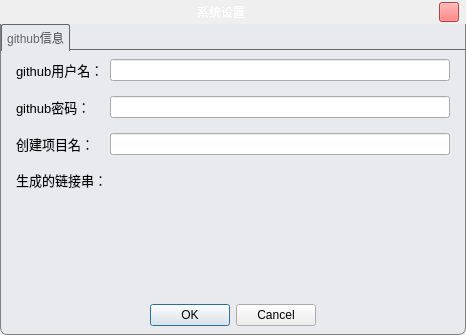
Qt form gui/settingDialog.ui (WatsonJay/tomato_farm) before a commit.
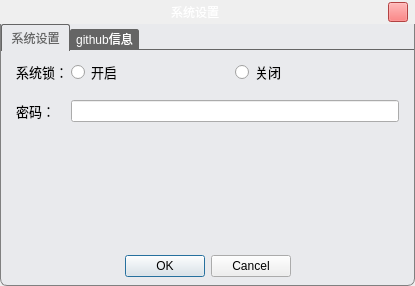
The same form after that commit. Icons and pictures are not drawn.

Diff of the .ui file:
```diff
--- a/gui/settingDialog.ui
+++ b/gui/settingDialog.ui
@@ -6,8 +6,8 @@
    <rect>
     <x>0</x>
     <y>0</y>
-    <width>466</width>
-    <height>335</height>
+    <width>415</width>
+    <height>286</height>
    </rect>
   </property>
   <property name="windowTitle">
@@ -202,12 +202,105 @@
 }
 #tab,#tab_2,#tab_3,#tab_4{
     background:#E9EAED;
-}</string>
+}
+</string>
         </property>
         <property name="currentIndex">
          <number>0</number>
         </property>
-        <widget class="QWidget" name="tab">
+        <widget class="QWidget" name="sysTab">
+         <property name="styleSheet">
+          <string notr="true">QWidget&gt;QLineEdit{
+	border:1px solid gray;
+    border-radius:10px;
+    padding:2px 4px;
+}</string>
+         </property>
+         <attribute name="title">
+          <string>系统设置</string>
+         </attribute>
+         <layout class="QFormLayout" name="formLayout_2">
+          <property name="horizontalSpacing">
+           <number>3</number>
+          </property>
+          <property name="verticalSpacing">
+           <number>15</number>
+          </property>
+          <property name="leftMargin">
+           <number>15</number>
+          </property>
+          <property name="rightMargin">
+           <number>15</number>
+          </property>
+          <item row="0" column="0">
+           <widget class="QLabel" name="gitNameLabel_2">
+            <property name="font">
+             <font>
+              <family>Microsoft YaHei UI</family>
+              <pointsize>10</pointsize>
+             </font>
+            </property>
+            <property name="text">
+             <string>系统锁：</string>
+            </property>
+           </widget>
+          </item>
+          <item row="0" column="1">
+           <layout class="QHBoxLayout" name="horizontalLayout_2">
+            <item>
+             <widget class="QRadioButton" name="radioButton_2">
+              <property name="font">
+               <font>
+                <family>Microsoft YaHei UI</family>
+                <pointsize>10</pointsize>
+               </font>
+              </property>
+              <property name="text">
+               <string>开启</string>
+              </property>
+             </widget>
+            </item>
+            <item>
+             <widget class="QRadioButton" name="radioButton">
+              <property name="font">
+               <font>
+                <family>Microsoft YaHei UI</family>
+                <pointsize>10</pointsize>
+               </font>
+              </property>
+              <property name="text">
+               <string>关闭</string>
+              </property>
+             </widget>
+            </item>
+           </layout>
+          </item>
+          <item row="1" column="0">
+           <widget class="QLabel" name="label_2">
+            <property name="font">
+             <font>
+              <family>Microsoft YaHei UI</family>
+              <pointsize>10</pointsize>
+             </font>
+            </property>
+            <property name="text">
+             <string>密码：</string>
+            </property>
+           </widget>
+          </item>
+          <item row="1" column="1">
+           <widget class="QLineEdit" name="lineEdit"/>
+          </item>
+         </layout>
+        </widget>
+        <widget class="QWidget" name="gitTab">
+         <property name="styleSheet">
+          <string notr="true">QWidget&gt;QLineEdit{
+	border:1px solid gray;
+    border-radius:10px;
+    padding:2px 4px;
+}</string>
+         </property>
          <attribute name="title">
           <string>github信息</string>
          </attribute>
```
Left out of the diff: 3 changed lines with no effect on the pictures.
